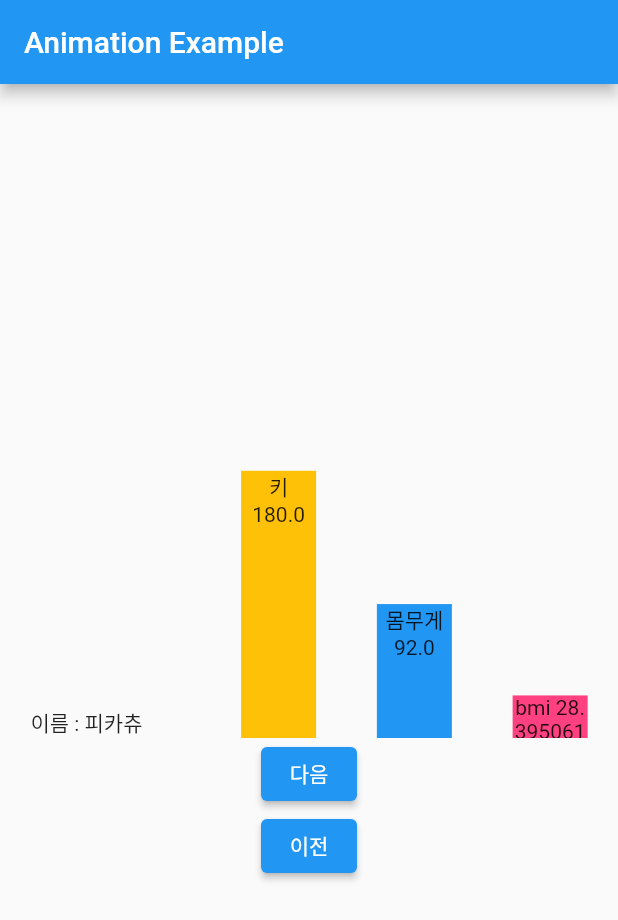
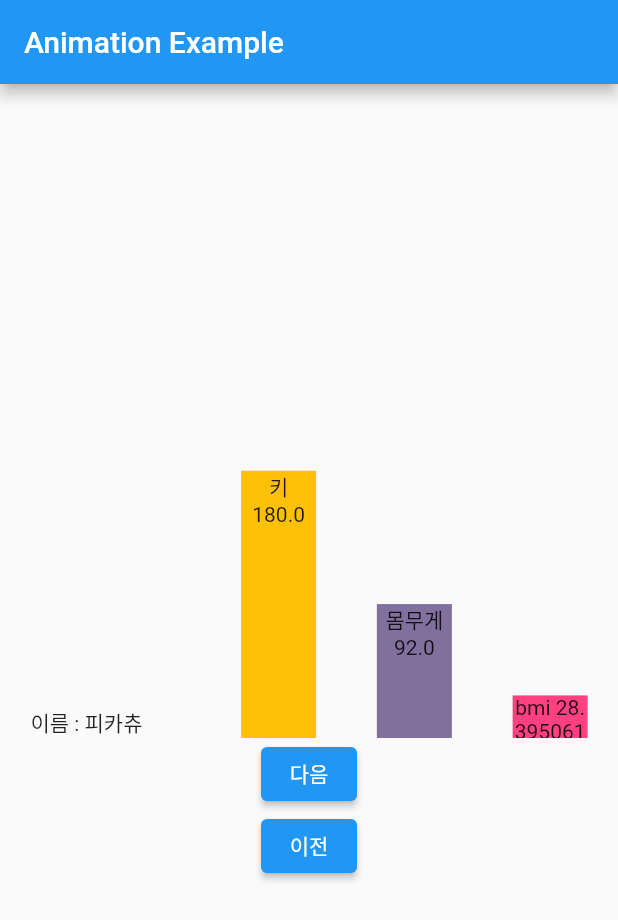
Before and after one commit to Nungdoo/flutter_study, a Flutter app: the screen it shows after launch, after a tap on "다음", after a tap on "이전", on a phone screen of 412 x 824 dp. Shown: the top 920 px of the screen. Run offline on Flutter 3.47's test engine with Material 2 defaults, Android fonts, the phone set to English and light mode, and no system bars; our stand-ins replace dio, shared_preferences, sqflite; accounts and stored records are empty.

Commit message:
add color change animation

```diff
--- a/lib/11/main_11.dart
+++ b/lib/11/main_11.dart
@@ -23,6 +23,7 @@ class AnimationApp extends StatefulWidget {
 
 class _AnimationApp extends State<AnimationApp> {
   List<People> peoples = new List.empty(growable: true);
+  Color weightColor = Colors.blue;
   int current = 0;
 
   @override
@@ -64,7 +65,7 @@ class _AnimationApp extends State<AnimationApp> {
                     AnimatedContainer(
                       duration: Duration(seconds: 2),
                       curve: Curves.easeInCubic,
-                      color: Colors.blue,
+                      color: weightColor,
                       child: Text(
                         '몸무게 ${peoples[current].weight}',
                         textAlign: TextAlign.center,
@@ -95,6 +96,7 @@ class _AnimationApp extends State<AnimationApp> {
                     if (current < peoples.length - 1) {
                       current++;
                     }
+                    _changeWeightColor(peoples[current].weight);
                   });
                 },
                 child: Text('다음'),
@@ -105,6 +107,7 @@ class _AnimationApp extends State<AnimationApp> {
                     if (current > 0) {
                       current--;
                     }
+                    _changeWeightColor(peoples[current].weight);
                   });
                 },
                 child: Text('이전'),
@@ -116,4 +119,16 @@ class _AnimationApp extends State<AnimationApp> {
       ),
     );
   }
+
+  void _changeWeightColor (double weight) {
+    if (weight < 40) {
+      weightColor = Colors.blueAccent;
+    } else if (weight < 60) {
+      weightColor = Colors.indigo;
+    } else if (weight < 80) {
+      weightColor = Colors.orange;
+    } else {
+      weightColor = Colors.red;
+    }
+  }
 }
```
